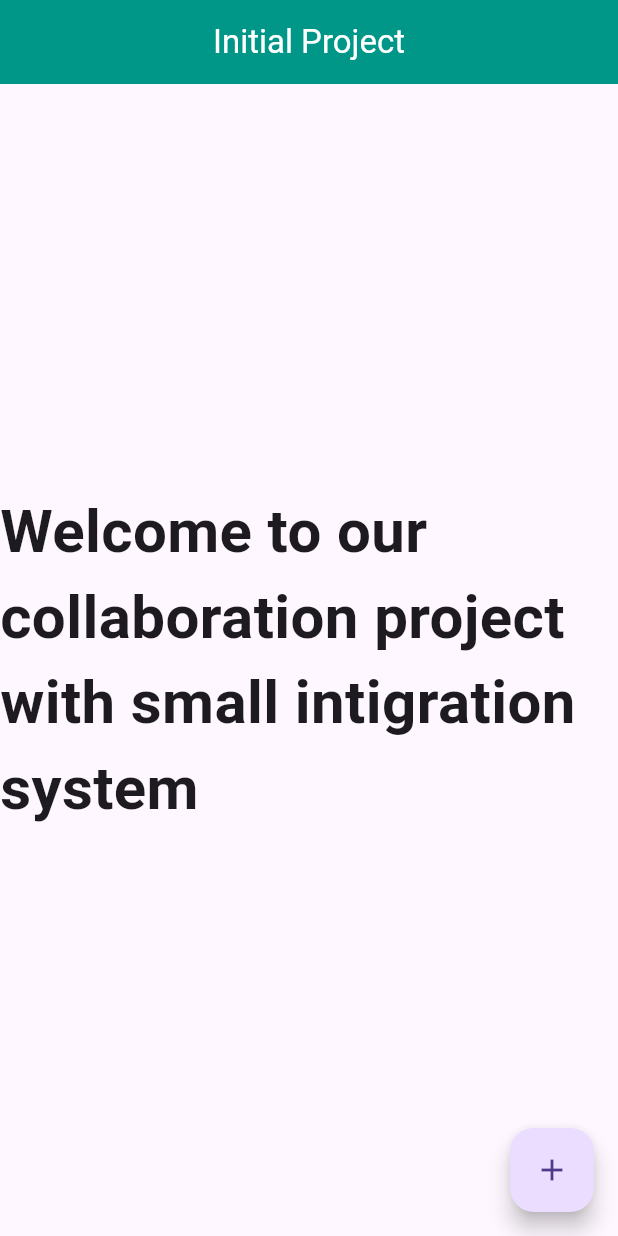
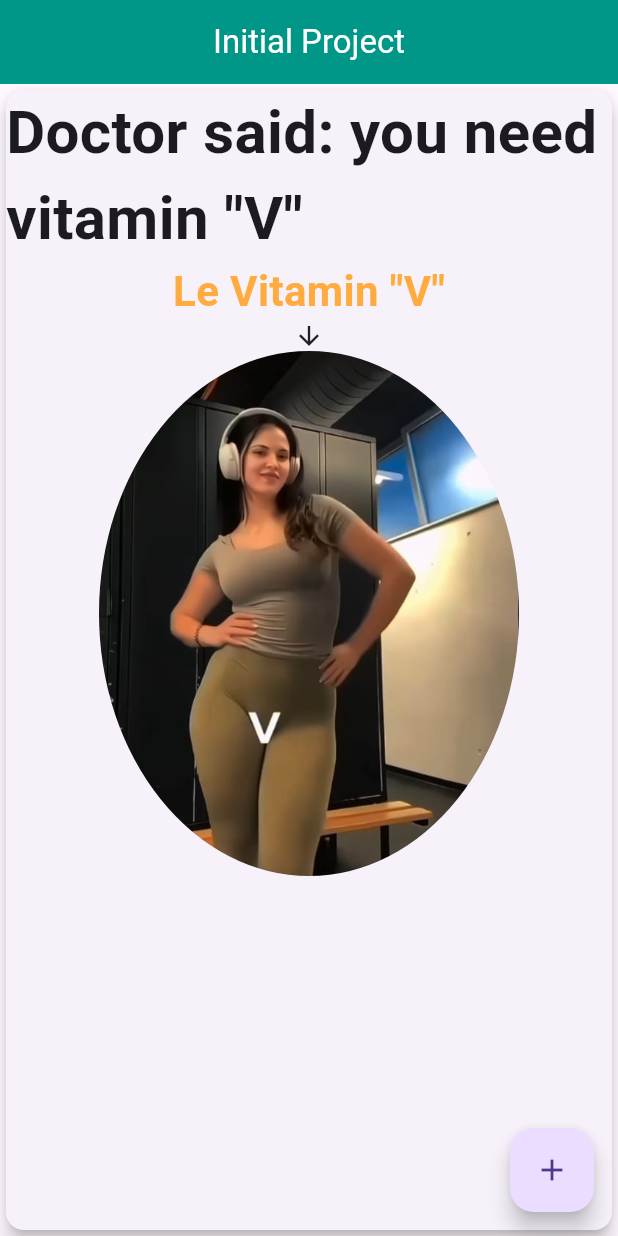
Before and after one commit to faheemnaveed07/flutter-collab-practice, a Flutter app: the screen it shows after launch, on a phone screen of 412 x 824 dp. Run offline on Flutter 3.47's test engine with Material 3 defaults, Android fonts, the phone set to English and light mode, and no system bars.

Commit message:
we add a text and a clip oval widget ans use card widget also.

```diff
--- a/lib/main.dart
+++ b/lib/main.dart
@@ -31,10 +31,23 @@ class MyHomePage extends StatelessWidget {
           style: TextStyle(color: Colors.white),
         ),
       ),
-      body: const Center(
-        child: Text(
-          'Welcome to our collaboration project with small intigration system',
-          style: TextStyle(fontSize: 40, fontWeight: FontWeight.bold),
+      body:  Center(
+        child: Card(
+          elevation: 5,
+
+          child: Column(
+            children: [
+              Text(
+                'Doctor said: you need vitamin "V"',
+                style: TextStyle(fontSize: 40, fontWeight: FontWeight.bold),
+              ),
+              Text('Le Vitamin "V"',style: TextStyle(fontSize: 28,fontWeight: FontWeight.bold,color: Colors.orangeAccent),),
+              Icon(Icons.arrow_downward_outlined,size: 20,),
+              ClipOval(
+                child: Image.asset('assets/images/pic1.jpg',width: 280,height: 350,fit: BoxFit.cover,),
+              )
+            ],
+          ),
         ),
       ),
       floatingActionButton: FloatingActionButton(
--- a/pubspec.yaml
+++ b/pubspec.yaml
@@ -58,9 +58,9 @@ flutter:
   uses-material-design: true
 
   # To add assets to your application, add an assets section, like this:
-  # assets:
-  #   - images/a_dot_burr.jpeg
-  #   - images/a_dot_ham.jpeg
+  assets:
+   - assets/images/
+
 
   # An image asset can refer to one or more resolution-specific "variants", see
   # https://flutter.dev/to/resolution-aware-images
```
Also changed, not shown: assets/images/pic1.jpg (added).
